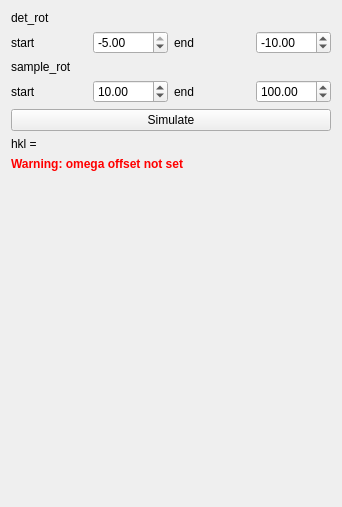
Old version of the form qt/python/mantidqtinterfaces/mantidqtinterfaces/dns_simulation/simulation_sc_widget.ui in the repository koshchii/mantid.
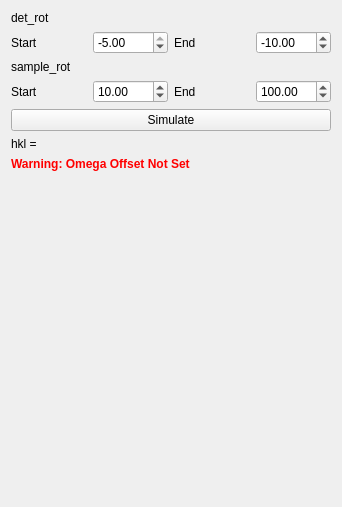
New version of the form.

Commit message: Add some style changes to widgets

What changed in the file:
```diff
--- a/qt/python/mantidqtinterfaces/mantidqtinterfaces/dns_simulation/simulation_sc_widget.ui
+++ b/qt/python/mantidqtinterfaces/mantidqtinterfaces/dns_simulation/simulation_sc_widget.ui
@@ -75,7 +75,7 @@
      <item row="3" column="0">
       <widget class="QLabel" name="l_sc_sam_start">
        <property name="text">
-        <string>start</string>
+        <string>Start</string>
        </property>
       </widget>
      </item>
@@ -95,21 +95,21 @@
      <item row="1" column="2">
       <widget class="QLabel" name="l_sc_det_end">
        <property name="text">
-        <string>end</string>
+        <string>End</string>
        </property>
       </widget>
      </item>
      <item row="3" column="2">
       <widget class="QLabel" name="l_sc_sam_end">
        <property name="text">
-        <string>end</string>
+        <string>End</string>
        </property>
       </widget>
      </item>
      <item row="1" column="0">
       <widget class="QLabel" name="l_sc_det_start">
        <property name="text">
-        <string>start</string>
+        <string>Start</string>
        </property>
       </widget>
      </item>
@@ -186,7 +186,7 @@
         </font>
        </property>
        <property name="text">
-        <string>Warning: omega offset not set</string>
+        <string>Warning: Omega Offset Not Set</string>
        </property>
       </widget>
      </item>
```
The commit also changes 4 other files.
